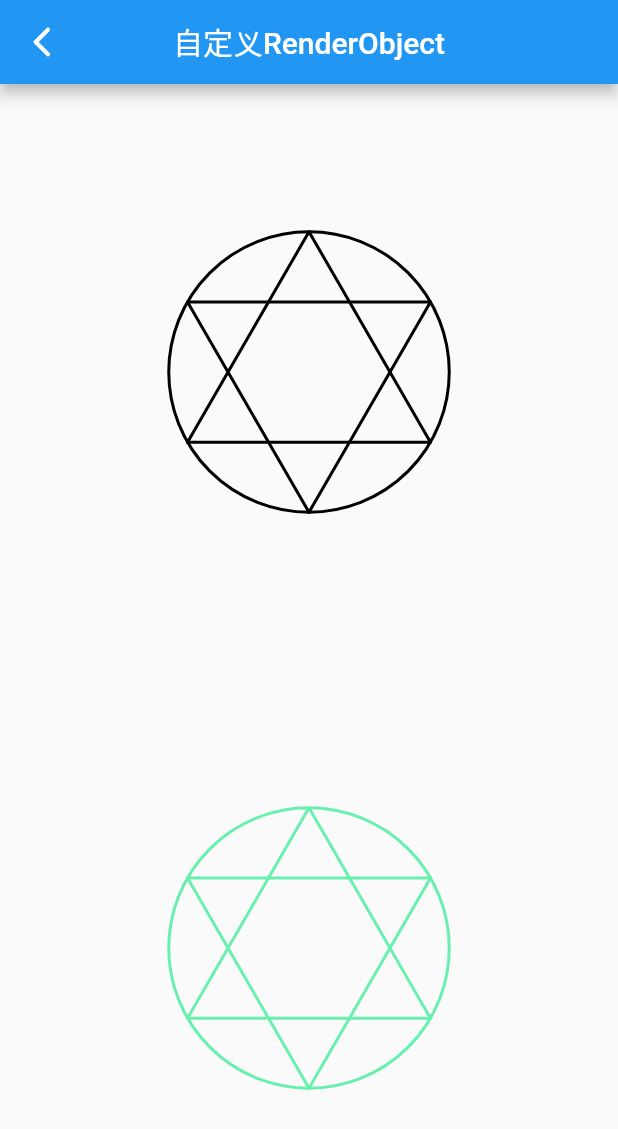
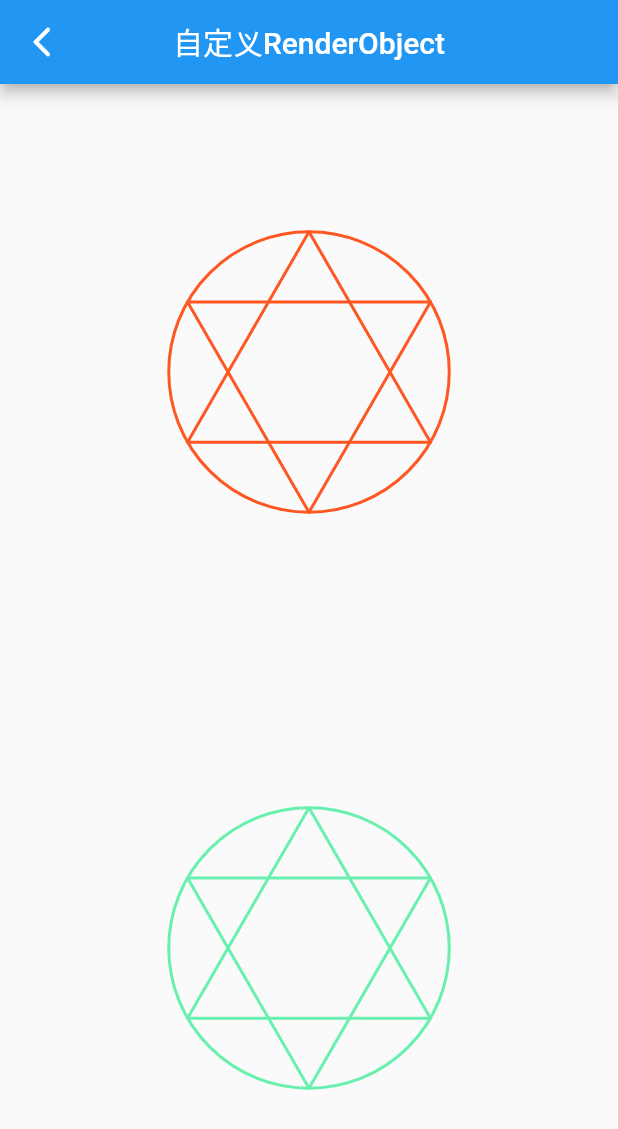
Before and after one commit to YouCii/FlutterDemo, a Flutter app: the RenderObjectPage screen opened directly, on a phone screen of 412 x 824 dp. Shown: the top 1129 px of the screen. Run offline on Flutter 3.47's test engine with Material 2 defaults, Android fonts, the phone set to English and light mode, and no system bars; our stand-ins replace cached_network_image, fluttertoast; network calls fail.

Commit message:
1. 解决第一次加载必定黑色的问题

```diff
--- a/lib/widgets/render/SixStarObject.dart
+++ b/lib/widgets/render/SixStarObject.dart
@@ -45,7 +45,9 @@ class SixStarObject extends RenderBox {
     markNeedsLayout();
   }
 
-  SixStarObject(this._paintColor, this._starSize);
+  SixStarObject(this._paintColor, this._starSize) {
+    _paint.color = _paintColor;
+  }
 
   /// 重写为true或者用[RepaintBoundary]包裹该Widget时会规定此Widget不会影响父布局, 如果不重写可能会出现相对于父布局的offset偏移
   /// 在[markNeedsPaint]时会判断此属性, 如果false会调用[parent.markNeedsPaint]
```
